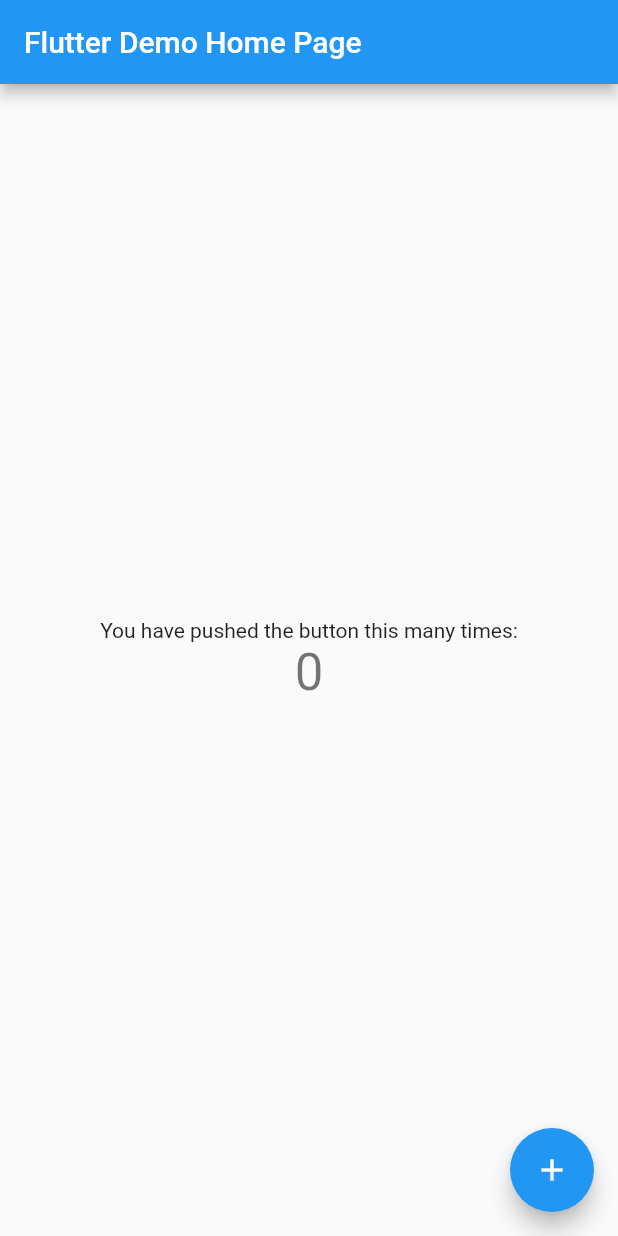
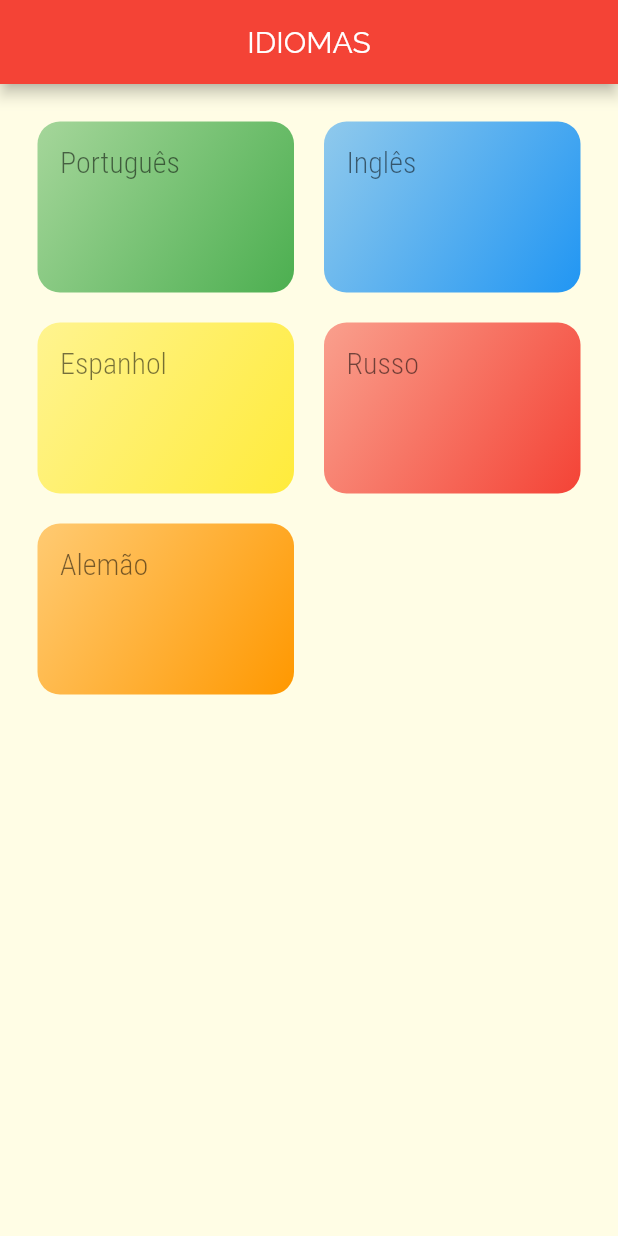
Before and after one commit to joaocwd/navigation_example_flutter, a Flutter app: the screen it shows after launch, on a phone screen of 412 x 824 dp. Run offline on Flutter 3.47's test engine with Material 2 defaults, Android fonts, the phone set to English and light mode, and no system bars.

Commit message:
Adicionando estrutura do app e rotas não nomeadas passando parametro entre elas

```diff
--- /dev/null
+++ b/lib/components/category_item.dart
@@ -0,0 +1,46 @@
+import 'package:flutter/material.dart';
+import 'package:navigation_example_flutter/models/category.dart';
+import 'package:navigation_example_flutter/screens/categories_words_screen.dart';
+
+class CategoryItem extends StatelessWidget {
+  final Category category;
+
+  CategoryItem(this.category);
+
+  void _selectCategory(BuildContext context) {
+    Navigator.of(context).push(
+      MaterialPageRoute(
+        builder: (_) {
+          return CategoriesWordsScreen(category);
+        },
+      ),
+    );
+  }
+
+  @override
+  Widget build(BuildContext context) {
+    return InkWell(
+      onTap: () => _selectCategory(context),
+      borderRadius: BorderRadius.circular(15),
+      splashColor: Theme.of(context).accentColor,
+      child: Container(
+        padding: EdgeInsets.all(15),
+        decoration: BoxDecoration(
+          borderRadius: BorderRadius.circular(15),
+          gradient: LinearGradient(
+            colors: [
+              category.color.withOpacity(0.5),
+              category.color,
+            ],
+            begin: Alignment.topLeft,
+            end: Alignment.bottomRight,
+          ),
+        ),
+        child: Text(
+          category.title,
+          style: Theme.of(context).textTheme.headline1,
+        ),
+      ),
+    );
+  }
+}
--- /dev/null
+++ b/lib/data/dummy_data.dart
@@ -0,0 +1,10 @@
+import 'package:flutter/material.dart';
+import 'package:navigation_example_flutter/models/category.dart';
+
+const DUMMY_CATEGORIES = const [
+  Category(id: 'c1', title: 'Português', color: Colors.green),
+  Category(id: 'c2', title: 'Inglês', color: Colors.blue),
+  Category(id: 'c3', title: 'Espanhol', color: Colors.yellow),
+  Category(id: 'c4', title: 'Russo', color: Colors.red),
+  Category(id: 'c5', title: 'Alemão', color: Colors.orange),
+];
--- a/lib/main.dart
+++ b/lib/main.dart
@@ -1,113 +1,36 @@
 import 'package:flutter/material.dart';
+import 'package:navigation_example_flutter/screens/categories_screen.dart';
+import 'package:navigation_example_flutter/utils/custom_route.dart';
 
 void main() {
   runApp(MyApp());
 }
 
 class MyApp extends StatelessWidget {
-  // This widget is the root of your application.
   @override
   Widget build(BuildContext context) {
     return MaterialApp(
-      title: 'Flutter Demo',
+      title: 'IDIOMAS',
       theme: ThemeData(
-        // This is the theme of your application.
-        //
-        // Try running your application with "flutter run". You'll see the
-        // application has a blue toolbar. Then, without quitting the app, try
-        // changing the primarySwatch below to Colors.green and then invoke
-        // "hot reload" (press "r" in the console where you ran "flutter run",
-        // or simply save your changes to "hot reload" in a Flutter IDE).
-        // Notice that the counter didn't reset back to zero; the application
-        // is not restarted.
-        primarySwatch: Colors.blue,
+        pageTransitionsTheme: PageTransitionsTheme(
+          builders: {
+            TargetPlatform.android: CustomPageTransitionBuilder(),
+            TargetPlatform.iOS: CustomPageTransitionBuilder(),
+          },
+        ),
+        primarySwatch: Colors.red,
+        accentColor: Colors.amber,
+        fontFamily: 'Raleway',
+        canvasColor: Color.fromRGBO(255, 253, 229, 1),
+        textTheme: ThemeData.light().textTheme.copyWith(
+              headline1: TextStyle(
+                fontSize: 20,
+                fontFamily: 'Roboto',
+                // color: Colors.white,
+              ),
+            ),
       ),
-      home: MyHomePage(title: 'Flutter Demo Home Page'),
+      home: CategoriesScreen(),
     );
   }
 }
-
-class MyHomePage extends StatefulWidget {
-  MyHomePage({Key? key, this.title}) : super(key: key);
-
-  // This widget is the home page of your application. It is stateful, meaning
-  // that it has a State object (defined below) that contains fields that affect
-  // how it looks.
-
-  // This class is the configuration for the state. It holds the values (in this
-  // case the title) provided by the parent (in this case the App widget) and
-  // used by the build method of the State. Fields in a Widget subclass are
-  // always marked "final".
-
-  final String? title;
-
-  @override
-  _MyHomePageState createState() => _MyHomePageState();
-}
-
-class _MyHomePageState extends State<MyHomePage> {
-  int _counter = 0;
-
-  void _incrementCounter() {
-    setState(() {
-      // This call to setState tells the Flutter framework that something has
-      // changed in this State, which causes it to rerun the build method below
-      // so that the display can reflect the updated values. If we changed
-      // _counter without calling setState(), then the build method would not be
-      // called again, and so nothing would appear to happen.
-      _counter++;
-    });
-  }
-
-  @override
-  Widget build(BuildContext context) {
-    // This method is rerun every time setState is called, for instance as done
-    // by the _incrementCounter method above.
-    //
-    // The Flutter framework has been optimized to make rerunning build methods
-    // fast, so that you can just rebuild anything that needs updating rather
-    // than having to individually change instances of widgets.
-    return Scaffold(
-      appBar: AppBar(
-        // Here we take the value from the MyHomePage object that was created by
-        // the App.build method, and use it to set our appbar title.
-        title: Text(widget.title!),
-      ),
-      body: Center(
-        // Center is a layout widget. It takes a single child and positions it
-        // in the middle of the parent.
-        child: Column(
-          // Column is also a layout widget. It takes a list of children and
-          // arranges them vertically. By default, it sizes itself to fit its
-          // children horizontally, and tries to be as tall as its parent.
-          //
-          // Invoke "debug painting" (press "p" in the console, choose the
-          // "Toggle Debug Paint" action from the Flutter Inspector in Android
-          // Studio, or the "Toggle Debug Paint" command in Visual Studio Code)
-          // to see the wireframe for each widget.
-          //
-          // Column has various properties to control how it sizes itself and
-          // how it positions its children. Here we use mainAxisAlignment to
-          // center the children vertically; the main axis here is the vertical
-          // axis because Columns are vertical (the cross axis would be
-          // horizontal).
-          mainAxisAlignment: MainAxisAlignment.center,
-          children: <Widget>[
-            Text(
-              'You have pushed the button this many times:',
-            ),
-            Text(
-              '$_counter',
-              style: Theme.of(context).textTheme.headline4,
-            ),
-          ],
-        ),
-      ),
-      floatingActionButton: FloatingActionButton(
-        onPressed: _incrementCounter,
-        tooltip: 'Increment',
-        child: Icon(Icons.add),
-      ), // This trailing comma makes auto-formatting nicer for build methods.
-    );
-  }
-}
--- /dev/null
+++ b/lib/models/category.dart
@@ -0,0 +1,13 @@
+import 'package:flutter/material.dart';
+
+class Category {
+  final String id;
+  final String title;
+  final Color color;
+
+  const Category({
+    this.id = '',
+    this.title = '',
+    this.color = Colors.orange,
+  });
+}
--- /dev/null
+++ b/lib/screens/categories_screen.dart
@@ -0,0 +1,27 @@
+import 'package:flutter/material.dart';
+import 'package:navigation_example_flutter/components/category_item.dart';
+import 'package:navigation_example_flutter/data/dummy_data.dart';
+
+class CategoriesScreen extends StatelessWidget {
+  @override
+  Widget build(BuildContext context) {
+    return Scaffold(
+      appBar: AppBar(
+        title: Center(child: Text('IDIOMAS')),
+      ),
+      body: GridView(
+        padding: const EdgeInsets.all(25),
+        gridDelegate: SliverGridDelegateWithMaxCrossAxisExtent(
+          maxCrossAxisExtent:
+              200, // Quantidade de pixels para cada item do grid
+          childAspectRatio: 3 / 2, // Proporção da tela (1.5)
+          crossAxisSpacing: 20,
+          mainAxisSpacing: 20,
+        ),
+        children: DUMMY_CATEGORIES.map((cat) {
+          return CategoryItem(cat);
+        }).toList(),
+      ),
+    );
+  }
+}
--- /dev/null
+++ b/lib/screens/categories_words_screen.dart
@@ -0,0 +1,20 @@
+import 'package:flutter/material.dart';
+import 'package:navigation_example_flutter/models/category.dart';
+
+class CategoriesWordsScreen extends StatelessWidget {
+  final Category category;
+
+  CategoriesWordsScreen(this.category);
+
+  @override
+  Widget build(BuildContext context) {
+    return Scaffold(
+      appBar: AppBar(
+        title: Text(category.title),
+      ),
+      body: Center(
+        child: Text('Palavras por categoria ${category.id}'),
+      ),
+    );
+  }
+}
--- /dev/null
+++ b/lib/utils/custom_route.dart
@@ -0,0 +1,40 @@
+import 'package:flutter/material.dart';
+
+class CustomRoute<T> extends MaterialPageRoute<T> {
+  CustomRoute({
+    required WidgetBuilder builder,
+    required RouteSettings settings,
+  }) : super(builder: builder, settings: settings);
+
+  @override
+  Widget buildTransitions(
+    BuildContext context,
+    Animation<double> animation,
+    Animation<double> secondaryAnimation,
+    Widget child,
+  ) {
+    if (settings.name == '/') {
+      return child;
+    }
+    return FadeTransition(
+      opacity: animation,
+      child: child,
+    );
+  }
+}
+
+class CustomPageTransitionBuilder extends PageTransitionsBuilder {
+  @override
+  Widget buildTransitions<T>(
+    PageRoute<T> route,
+    BuildContext context,
+    Animation<double> animation,
+    Animation<double> secondaryAnimation,
+    Widget child,
+  ) {
+    return FadeTransition(
+      opacity: animation,
+      child: child,
+    );
+  }
+}
```
Also changed, not shown: pubspec.yaml (+17 -11 lines), fonts/Raleway-Black.ttf (added), fonts/Raleway-Bold.ttf (added), fonts/Raleway-Regular.ttf (added), fonts/RobotoCondensed-Bold.ttf (added), fonts/RobotoCondensed-Italic.ttf (added), fonts/RobotoCondensed-Light.ttf (added), fonts/RobotoCondensed-Regular.ttf (added), pubspec.lock.
